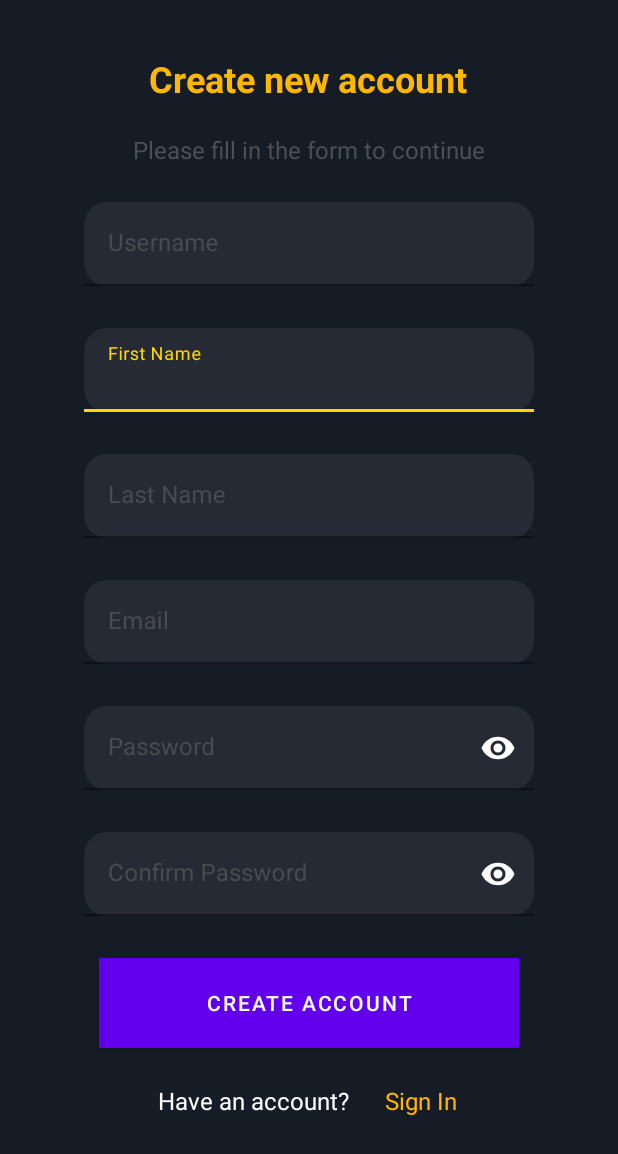
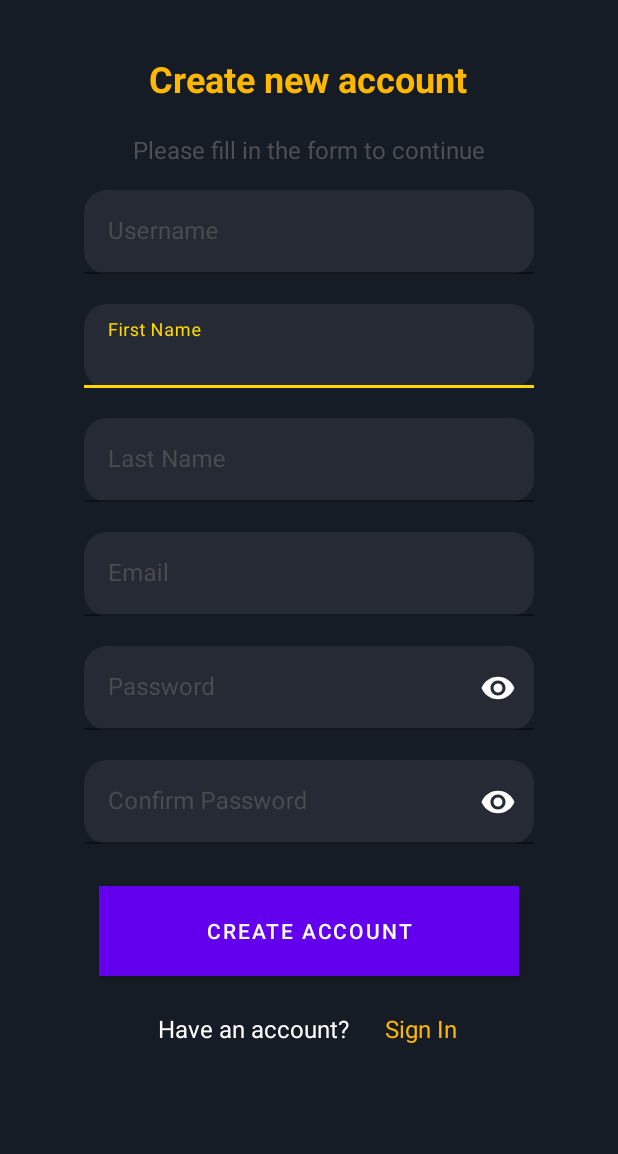
Before and after one commit to UnFameeee/Android-Movie-Application-FinalExam, an Android app: the RegisterActivity screen opened directly, with no data from a screen before it, on a phone screen of 412 x 824 dp. Shown: the top 1154 px of the screen. Run offline under Robolectric (Android 15) with nearby library versions, the light colour scheme and no system bars; our stand-ins replace Firebase (no records; nobody signed in at launch, a user with empty details on screens opened directly); Roboto replaces fonts that are not available here.

Commit message:
adding UI
adding UI

```diff
--- a/Movie-Application/app/build.gradle
+++ b/Movie-Application/app/build.gradle
@@ -45,6 +45,9 @@ dependencies {
     implementation 'com.google.firebase:firebase-database:20.0.4'
     implementation 'androidx.navigation:navigation-fragment:2.3.5'
     implementation 'androidx.navigation:navigation-ui:2.3.5'
+    implementation 'com.google.firebase:firebase-storage:20.0.1'
+    implementation 'com.squareup.picasso:picasso:2.71828'
+
     testImplementation 'junit:junit:4.13.2'
     androidTestImplementation 'androidx.test.ext:junit:1.1.3'
     androidTestImplementation 'androidx.test.espresso:espresso-core:3.4.0'
--- a/Movie-Application/app/src/main/java/com/android/movie_application/adapters/SearchedMovieAdapter.java
+++ b/Movie-Application/app/src/main/java/com/android/movie_application/adapters/SearchedMovieAdapter.java
@@ -21,7 +21,6 @@ public class SearchedMovieAdapter extends RecyclerView.Adapter<SearchedMovieAdap
     Context context;
     List<Movie> mData;
 
-    //test
     MovieItemClickListener movieItemClickListener;
 
     public SearchedMovieAdapter(Context context, List<Movie> mData, MovieItemClickListener listener) {
@@ -29,11 +28,6 @@ public class SearchedMovieAdapter extends RecyclerView.Adapter<SearchedMovieAdap
         this.mData = mData;
         this.movieItemClickListener = listener;
     }
-
-//    public SearchedMovieAdapter(Context context, List<Movie> mData) {
-//        this.context = context;
-//        this.mData = mData;
-//    }
 
     @NonNull
     @Override
--- a/Movie-Application/app/src/main/java/com/android/movie_application/fragment/SettingFragment.java
+++ b/Movie-Application/app/src/main/java/com/android/movie_application/fragment/SettingFragment.java
@@ -23,7 +23,6 @@ import com.android.movie_application.ui.addNewMovie;
 public class SettingFragment extends Fragment {
 
     String role;
-    FragmentSettingBinding fragmentSettingBinding;
     @Override
     public void onCreate(Bundle savedInstanceState) { super.onCreate(savedInstanceState);}
 
@@ -32,9 +31,6 @@ public class SettingFragment extends Fragment {
         // Inflate the layout for this fragment
 
         View view = inflater.inflate(R.layout.fragment_setting, container, false);
-
-        //Create an object of this binding class
-        fragmentSettingBinding = FragmentSettingBinding.inflate(getLayoutInflater());
 
         TextView textView;
         textView = view.findViewById(R.id.textView14);
@@ -47,7 +43,6 @@ public class SettingFragment extends Fragment {
            }
        });
 
-
         return inflater.inflate(R.layout.fragment_setting, container, false);
 
     }
--- a/Movie-Application/app/src/main/res/layout/activity_register.xml
+++ b/Movie-Application/app/src/main/res/layout/activity_register.xml
@@ -66,19 +66,17 @@
         android:id="@+id/textInputLayout"
         android:layout_width="320dp"
         android:layout_height="60dp"
-        android:layout_marginTop="24dp"
+        android:layout_marginTop="16dp"
         android:hint="First Name"
         android:textColorHint="#494C51"
         app:boxBackgroundColor="@color/yellow_primary"
         app:boxStrokeColor="@color/yellow_primary"
         app:hintTextColor="@color/yellow_primary"
-        app:passwordToggleTint="#FFFFFF"
-        tools:ignore="MissingConstraints"
         app:layout_constraintEnd_toEndOf="parent"
         app:layout_constraintStart_toStartOf="parent"
         app:layout_constraintTop_toBottomOf="@+id/textInputLayout6"
-        tools:layout_editor_absoluteX="46dp"
-        tools:layout_editor_absoluteY="171dp">
+        app:passwordToggleTint="#FFFFFF"
+        tools:ignore="MissingConstraints">
 
         <com.google.android.material.textfield.TextInputEditText
             android:id="@+id/editTextFname"
@@ -95,7 +93,7 @@
         android:id="@+id/textInputLayout3"
         android:layout_width="320dp"
         android:layout_height="60dp"
-        android:layout_marginTop="24dp"
+        android:layout_marginTop="16dp"
         android:textColorHint="#494C51"
         app:boxBackgroundColor="@color/yellow_primary"
         app:boxStrokeColor="@color/yellow_primary"
@@ -122,7 +120,7 @@
         android:id="@+id/textInputLayout2"
         android:layout_width="320dp"
         android:layout_height="60dp"
-        android:layout_marginTop="24dp"
+        android:layout_marginTop="16dp"
         android:textColorHint="#494C51"
         app:boxBackgroundColor="@color/yellow_primary"
         app:boxStrokeColor="@color/yellow_primary"
@@ -149,7 +147,7 @@
         android:id="@+id/textInputLayout4"
         android:layout_width="320dp"
         android:layout_height="60dp"
-        android:layout_marginTop="24dp"
+        android:layout_marginTop="16dp"
         android:textColorHint="#494C51"
         app:boxBackgroundColor="@color/yellow_primary"
         app:boxStrokeColor="@color/yellow_primary"
@@ -179,7 +177,7 @@
         android:id="@+id/textInputLayout5"
         android:layout_width="320dp"
         android:layout_height="60dp"
-        android:layout_marginTop="24dp"
+        android:layout_marginTop="16dp"
         android:textColorHint="#494C51"
         app:boxBackgroundColor="@color/yellow_primary"
         app:boxStrokeColor="@color/yellow_primary"
@@ -223,7 +221,7 @@
         android:id="@+id/textInputLayout6"
         android:layout_width="320dp"
         android:layout_height="60dp"
-        android:layout_marginTop="24dp"
+        android:layout_marginTop="16dp"
         android:textColorHint="#494C51"
         app:boxBackgroundColor="@color/yellow_primary"
         app:boxStrokeColor="@color/yellow_primary"
@@ -244,6 +242,6 @@
             android:textColor="#FFFFFF"
             android:textCursorDrawable="@drawable/color_cursor"
             tools:layout_editor_absoluteX="0dp" />
-</com.google.android.material.textfield.TextInputLayout>
+    </com.google.android.material.textfield.TextInputLayout>
 
 </androidx.constraintlayout.widget.ConstraintLayout>
--- a/Movie-Application/app/src/main/res/values/strings.xml
+++ b/Movie-Application/app/src/main/res/values/strings.xml
@@ -46,5 +46,6 @@
     <string name="hello_second_fragment">Hello second fragment. Arg: %1$s</string>
 
     <string name="policy">Khi gửi video lên Stream, bạn xác nhận rằng bạn đồng ý với Điều khoản dịch vụ và Nguyên tắc cộng đồng của Stream.</string>
+    <string name="back_btn"><![CDATA[<]]></string>
 
 </resources>
```
Also changed, not shown: Movie-Application/app/src/main/java/com/android/movie_application/ui/SearchedMovieActivity.java (+11 -1 lines), Movie-Application/app/src/main/res/drawable/title_movie_background_border.xml (added, +12 -0 lines), Movie-Application/app/src/main/res/layout/activity_searched_movie.xml (+40 -2 lines), Movie-Application/app/src/main/res/layout/search_item.xml (+9 -4 lines).
